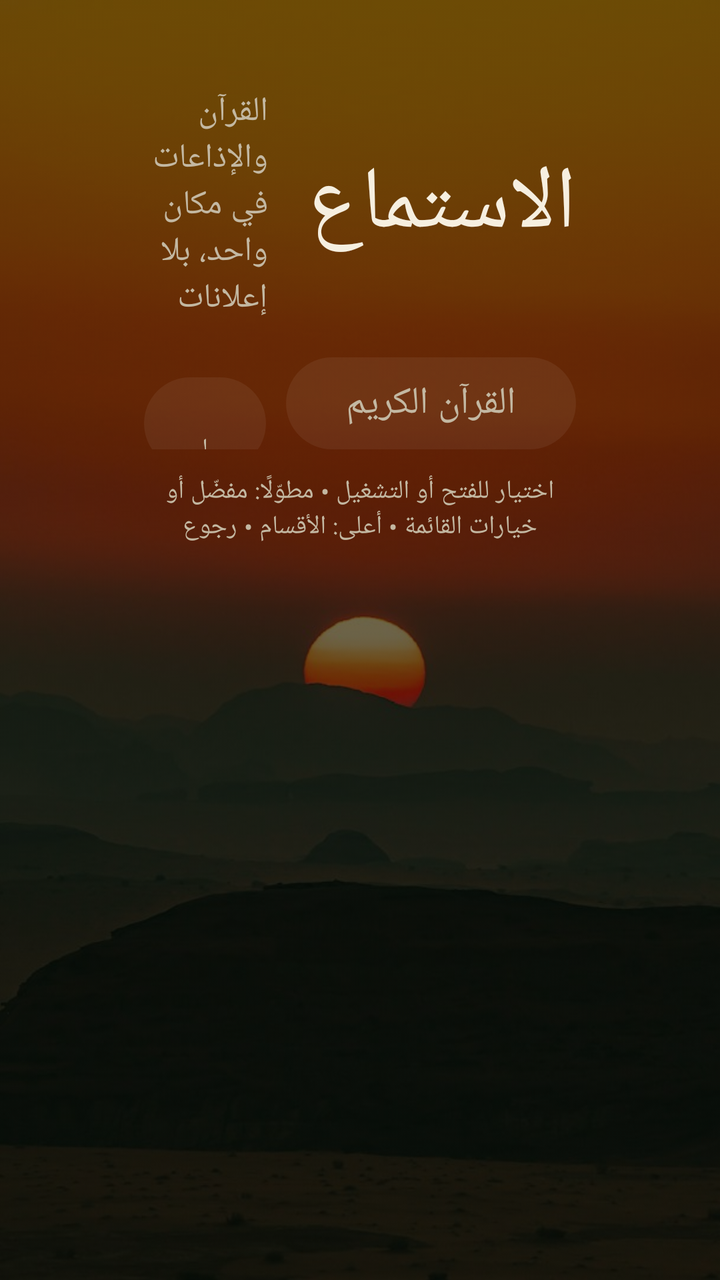
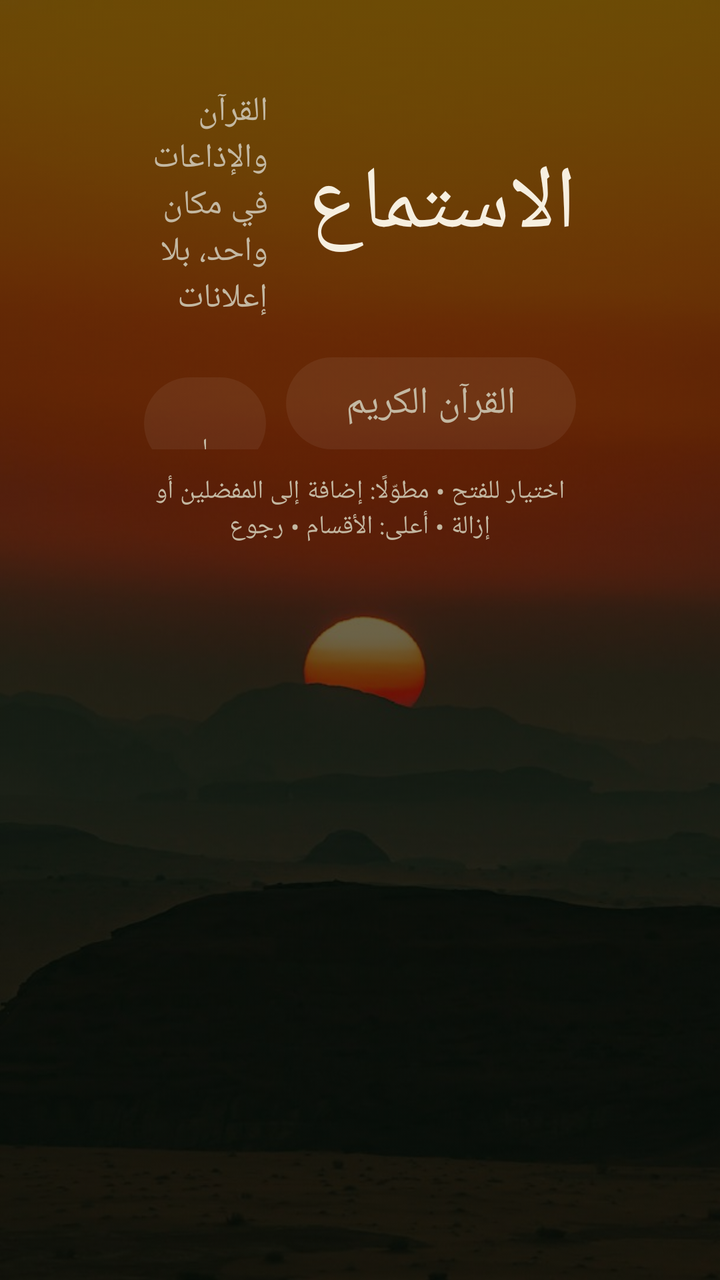

Screens rendered from an Android XML layout before and after an edit, with the pre-edit source and the edit as a unified diff.
<!-- AndroidManifest.xml: activity theme android:Theme.Black.NoTitleBar.Fullscreen -->
<!-- res/layout/activity_main.xml -->
<?xml version="1.0" encoding="utf-8"?>
<FrameLayout xmlns:android="http://schemas.android.com/apk/res/android"
    android:layout_width="match_parent"
    android:layout_height="match_parent"
    android:background="@color/bg"
    android:layoutDirection="rtl">

    <ImageView
        android:id="@+id/bg"
        android:layout_width="match_parent"
        android:layout_height="match_parent"
        android:alpha="0.42"
        android:contentDescription="@null"
        android:scaleType="centerCrop"
        android:src="@drawable/bg" />

    <LinearLayout
        android:layout_width="match_parent"
        android:layout_height="match_parent"
        android:orientation="vertical"
        android:paddingStart="72dp"
        android:paddingTop="44dp"
        android:paddingEnd="72dp"
        android:paddingBottom="24dp">

        <LinearLayout
            android:layout_width="match_parent"
            android:layout_height="wrap_content"
            android:gravity="center_vertical"
            android:orientation="horizontal">

            <TextView
                android:id="@+id/title"
                android:layout_width="wrap_content"
                android:layout_height="wrap_content"
                android:text="@string/app_name"
                android:textColor="@color/sand"
                android:textSize="44sp" />

            <TextView
                android:id="@+id/tagline"
                android:layout_width="wrap_content"
                android:layout_height="wrap_content"
                android:layout_marginStart="20dp"
                android:text="@string/tagline"
                android:textColor="@color/dim"
                android:textSize="17sp" />
        </LinearLayout>

        <LinearLayout
            android:id="@+id/tabs"
            android:layout_width="wrap_content"
            android:layout_height="wrap_content"
            android:layout_marginTop="18dp"
            android:orientation="horizontal">

            <TextView
                android:id="@+id/tab_reciters"
                android:layout_width="wrap_content"
                android:layout_height="46dp"
                android:background="@drawable/tab_bg"
                android:clickable="true"
                android:focusable="true"
                android:gravity="center"
                android:paddingStart="30dp"
                android:paddingEnd="30dp"
                android:text="@string/tab_quran"
                android:textColor="@color/tab_text"
                android:textSize="19sp" />

            <TextView
                android:id="@+id/tab_stations"
                android:layout_width="wrap_content"
                android:layout_height="46dp"
                android:layout_marginStart="10dp"
                android:background="@drawable/tab_bg"
                android:clickable="true"
                android:focusable="true"
                android:gravity="center"
                android:paddingStart="30dp"
                android:paddingEnd="30dp"
                android:text="@string/tab_ma"
                android:textColor="@color/tab_text"
                android:textSize="19sp" />
        </LinearLayout>

        <TextView
            android:id="@+id/hint"
            android:layout_width="match_parent"
            android:layout_height="wrap_content"
            android:layout_marginTop="12dp"
            android:gravity="center"
            android:text="@string/hint_quran_fav"
            android:textColor="@color/dim"
            android:textSize="13sp" />
    </LinearLayout>
</FrameLayout>
<!-- resources referenced by this layout -->
<resources>
  <color name="bg">#040E09</color>
  <color name="dim">#C3B8A2</color>
  <color name="sand">#F6EFE0</color>
  <!-- drawable bg: jpg bitmap (drawable-nodpi, 118125 bytes) -->
  <!-- drawable tab_bg (drawable) -->
  <?xml version="1.0" encoding="utf-8"?>
  <selector xmlns:android="http://schemas.android.com/apk/res/android">
      
      <item android:state_focused="true">
          <shape android:shape="rectangle">
              <solid android:color="@color/gold" />
              <corners android:radius="23dp" />
          </shape>
      </item>
      <item android:state_selected="true">
          <shape android:shape="rectangle">
              <solid android:color="#26DCB86F" />
              <stroke android:width="2dp" android:color="@color/gold" />
              <corners android:radius="23dp" />
          </shape>
      </item>
      <item>
          <shape android:shape="rectangle">
              <solid android:color="#0FFFFFFF" />
              <corners android:radius="23dp" />
          </shape>
      </item>
  </selector>
  <string name="app_name">الاستماع</string>
  <string name="hint_quran_fav">اختيار للفتح أو التشغيل  •  مطوّلًا: مفضّل أو خيارات القائمة  •  أعلى: الأقسام  •  رجوع</string>
  <string name="tab_ma">الإذاعات</string>
  <string name="tab_quran">القرآن الكريم</string>
  <string name="tagline">القرآن والإذاعات في مكان واحد، بلا إعلانات</string>
  <color name="gold">#DCB86F</color>
</resources>

<!-- the commit's change to res/layout/activity_main.xml (unified diff, before → after) -->
@@ -90,7 +90,7 @@
             android:layout_height="wrap_content"
             android:layout_marginTop="12dp"
             android:gravity="center"
-            android:text="@string/hint_quran_fav"
+            android:text="@string/hint_quran_reciters"
             android:textColor="@color/dim"
             android:textSize="13sp" />
     </LinearLayout>
<!-- resource entries referenced after the edit -->
@@ -29,7 +29,7 @@
       </item>
   </selector>
   <string name="app_name">الاستماع</string>
-  <string name="hint_quran_fav">اختيار للفتح أو التشغيل  •  مطوّلًا: مفضّل أو خيارات القائمة  •  أعلى: الأقسام  •  رجوع</string>
+  <string name="hint_quran_reciters">اختيار للفتح  •  مطوّلًا: إضافة إلى المفضلين أو إزالة  •  أعلى: الأقسام  •  رجوع</string>
   <string name="tab_ma">الإذاعات</string>
   <string name="tab_quran">القرآن الكريم</string>
   <string name="tagline">القرآن والإذاعات في مكان واحد، بلا إعلانات</string>
